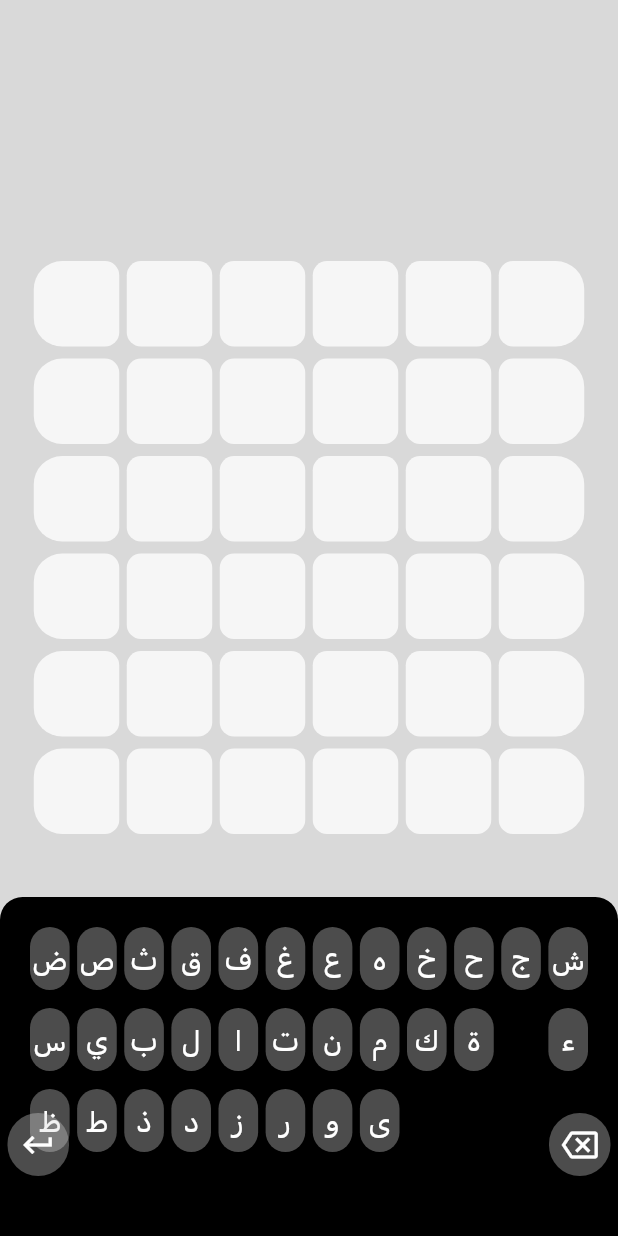
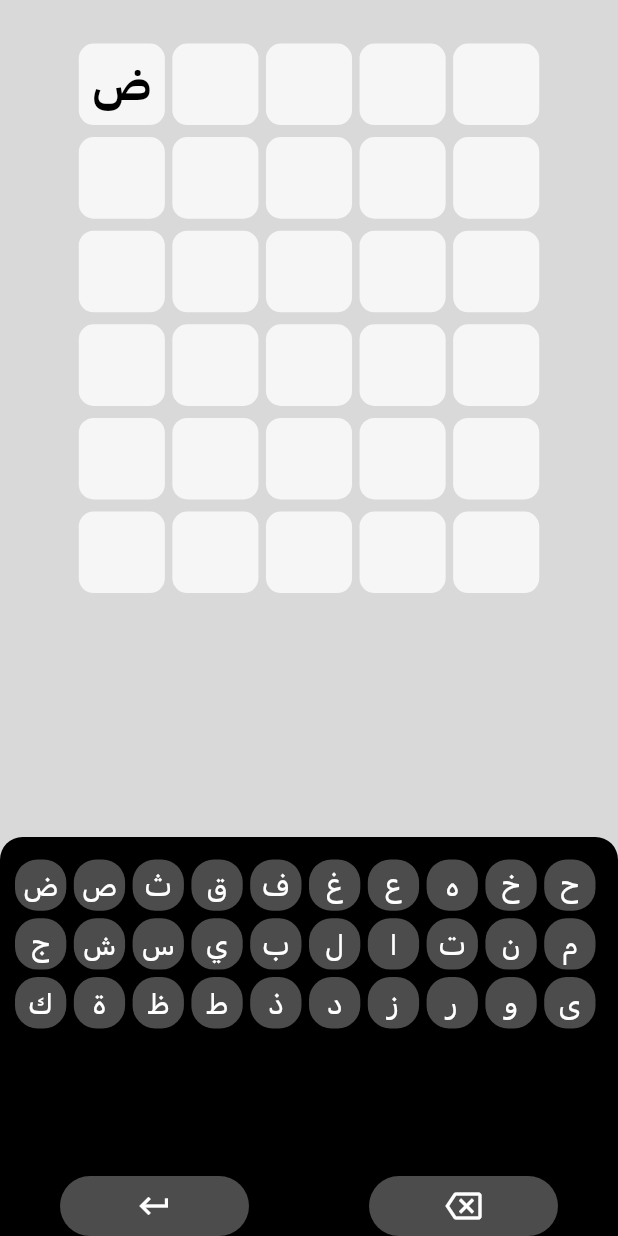
Before and after one commit to sof9816/kelma, a Flutter app: the screen it shows after launch, after a tap on an icon or button, on a phone screen of 412 x 824 dp. Run offline on Flutter 3.47's test engine with Material 2 defaults, Android fonts, the phone set to English and light mode, and no system bars.

Commit message:
:white_check_mark: done: keyboard actions
also add constants, removed the "ء" letter from the array, rebuilt the widget tree of TriesGrid, also rebuilt the widget tree of keyboard.

```diff
--- a/lib/home.dart
+++ b/lib/home.dart
@@ -11,36 +11,51 @@ class Home extends StatefulWidget {
 
 class _HomeState extends State<Home> {
   KeyboardController controller = KeyboardController();
+  TriesController triesController = TriesController();
+  List<String> letters = List<String>.filled(30, "");
+  var letterIndex = 0;
 
   @override
   void initState() {
     super.initState();
+    controller.typeAction = (letter) {
+      typeLetter(letter);
+    };
+    controller.removeAction = () {
+      removeLetter();
+    };
+    controller.enterAction = () {};
+  }
+
+  removeLetter() {
+    if (letterIndex > 0) letterIndex--;
+    setState(() {
+      letters[letterIndex] = "";
+    });
   }
 
   typeLetter(String letter) {
-    controller.keyboardAction = (letter) {
-      typeLetter(letter);
-    };
+    setState(() {
+      letters[letterIndex] = letter;
+    });
+    if (letterIndex < letters.length - 1) letterIndex++;
   }
 
   @override
   Widget build(BuildContext context) {
     return Scaffold(
-      // appBar: AppBar(),
-      body: Center(
-        child: Container(
-          color: const Color(0xFFD9D9D9),
-          child: Stack(
-            children: [
-              const Positioned(top: 150, left: 0, right: 0, child: TriesGrid()),
-              Positioned(
-                  bottom: 0,
-                  left: 0,
-                  right: 0,
-                  child: Keyboard(
-                    controller: controller,
-                  )),
-            ],
+      body: SafeArea(
+        child: Center(
+          child: Container(
+            color: const Color(0xFFD9D9D9),
+            child: Column(
+              children: [
+                Expanded(
+                  child: TriesGrid(letters: letters),
+                ),
+                Keyboard(controller: controller),
+              ],
+            ),
           ),
         ),
       ),
--- /dev/null
+++ b/lib/utils/constants.dart
@@ -0,0 +1,9 @@
+import 'package:flutter/material.dart';
+
+gScreenWidth(context) {
+  return MediaQuery.of(context).size.width;
+}
+
+gScreenHeight(context) {
+  return MediaQuery.of(context).size.height;
+}
--- a/lib/widgets/keyboard.dart
+++ b/lib/widgets/keyboard.dart
@@ -6,7 +6,7 @@ class Keyboard extends StatelessWidget {
   Keyboard({Key? key, this.controller}) : super(key: key);
 
   final String letters =
-      "ض0ص0ث0ق0ف0غ0ع0ه0خ0ح0ج0ش0س0ي0ب0ل0ا0ت0ن0م0ك0ة0ء0ظ0ط0ذ0د0ز0ر0و0ى";
+      "ض0ص0ث0ق0ف0غ0ع0ه0خ0ح0ج0ش0س0ي0ب0ل0ا0ت0ن0م0ك0ة0ظ0ط0ذ0د0ز0ر0و0ى";
 
   @override
   Widget build(BuildContext context) {
@@ -16,7 +16,7 @@ class Keyboard extends StatelessWidget {
   Widget keyboardGrid(context) {
     double height = (MediaQuery.of(context).size.height / 4) + 20;
     var lettersArray = letters.split("0");
-    return Stack(
+    return Column(
       children: [
         Container(
           height: height,
@@ -27,119 +27,120 @@ class Keyboard extends StatelessWidget {
                 topRight: Radius.circular(height / 15)),
           ),
           child: GridView.builder(
-              padding: const EdgeInsets.fromLTRB(20, 20, 20, 20),
-              gridDelegate: const SliverGridDelegateWithMaxCrossAxisExtent(
-                  maxCrossAxisExtent: 26,
-                  mainAxisExtent: 42,
-                  childAspectRatio: 26 / 42,
+              padding: const EdgeInsets.fromLTRB(10, 15, 15, 0),
+              gridDelegate: const SliverGridDelegateWithFixedCrossAxisCount(
+                crossAxisCount: 10,
+                mainAxisSpacing: 5,
                 crossAxisSpacing: 5,
-                  mainAxisSpacing: 12),
-              itemCount: lettersArray.length + 2,
+              ),
+              itemCount: lettersArray.length,
               itemBuilder: (BuildContext ctx, index) {
-                return GestureDetector(
-                  onTap: () {
-                    int newIndex = index + 1;
-                    int count = lettersArray.length;
-                    if (newIndex == 23 || newIndex == count + 2) {
-                      return;
-                    }
-                    if (controller?.keyboardAction != null) {
-                      controller?.keyboardAction!(lettersArray[newIndex]);
+                var letter = lettersArray[index];
+                if (letter.isEmpty) return const SizedBox();
+                return Material(
+                  color: Colors.transparent,
+                  child: Container(
+                    decoration: BoxDecoration(
+                      color: const Color.fromARGB(89, 217, 217, 217),
+                      borderRadius: BorderRadius.circular(15),
+                    ),
+                    child: TextButton(
+                      style: ButtonStyle(
+                        padding: MaterialStateProperty.all<EdgeInsets>(
+                          const EdgeInsets.all(0),
+                        ),
+                      ),
+                      onPressed: () {
+                        if (controller?.typeAction != null) {
+                          controller?.typeAction!(letter);
                         }
                       },
-                  child: Container(
-                    width: 29,
-                    height: 42,
-                    alignment: Alignment.center,
-                    decoration: BoxDecoration(
-                        color: getColor(index),
-                        borderRadius: BorderRadius.circular(15)),
-                    child: letterWidget(context, index, letters),
+                      child: Text(
+                        letter,
+                        style: Theme.of(context)
+                            .textTheme
+                            .bodyText1!
+                            .copyWith(fontSize: 20),
+                      ),
+                    ),
                   ),
                 );
               }),
         ),
-        Positioned(bottom: 40, left: 5, child: enterButton()),
-        Positioned(bottom: 40, right: 5, child: removeButton())
+        Container(
+          color: Colors.black,
+          child: Row(
+            children: [
+              enterButton(),
+              removeButton(),
+            ],
+          ),
+        )
       ],
     );
   }
 
-  Color getColor(index) {
-    int newIndex = index + 1;
-    int count = letters.split("0").length;
-    if (newIndex == 23 || newIndex == count + 2) {
-      return Colors.black;
-    } else {
-      return const Color.fromARGB(89, 217, 217, 217);
-    }
-  }
-
   Widget enterButton() {
-    return Container(
-      width: 41,
-      height: 42,
-      alignment: Alignment.center,
+    return Expanded(
+      child: Material(
+        color: Colors.transparent,
+        child: Container(
+          margin: const EdgeInsets.fromLTRB(40, 0, 40, 0),
+          height: 40,
           decoration: BoxDecoration(
               color: const Color.fromARGB(89, 217, 217, 217),
               borderRadius: BorderRadius.circular(22)),
           child: IconButton(
-        onPressed: () {},
+            onPressed: () {
+              if (controller?.enterAction != null) {
+                controller?.enterAction!();
+              }
+            },
             icon: const Icon(
               Icons.keyboard_return_outlined,
               color: Colors.white,
+            ),
+          ),
         ),
       ),
     );
   }
 
   Widget removeButton() {
-    return Container(
-      width: 41,
-      height: 42,
-      alignment: Alignment.center,
+    return Expanded(
+      child: Material(
+        color: Colors.transparent,
+        child: Container(
+          margin: const EdgeInsets.fromLTRB(40, 0, 40, 0),
+          height: 40,
           decoration: BoxDecoration(
               color: const Color.fromARGB(89, 217, 217, 217),
               borderRadius: BorderRadius.circular(22)),
           child: IconButton(
-        onPressed: () {},
+            onPressed: () {
+              if (controller?.removeAction != null) {
+                controller?.removeAction!();
+              }
+            },
             icon: const Icon(
               Icons.backspace_outlined,
               color: Colors.white,
             ),
           ),
-    );
-  }
-
-  Widget letterWidget(context, index, letters) {
-    int count = letters.split("0").length;
-    int newIndex = index + 1;
-    if (newIndex == 23) {
-      return const Text("");
-    }
-    if (newIndex == count + 2) {
-      return const Text("");
-    }
-    if (newIndex > 23 && newIndex < count + 2) {
-      return Text(
-        letters.split("0")[index - 1],
-        style: Theme.of(context).textTheme.bodyText1!.copyWith(fontSize: 20),
-      );
-    }
-    String letter = letters.split("0")[index];
-    return Text(
-      letter,
-      style: Theme.of(context).textTheme.bodyText1!.copyWith(fontSize: 20),
+        ),
+      ),
     );
   }
 }
 
-typedef KeyboardAction = Function(String value);
-
 class KeyboardController {
-  KeyboardAction? keyboardAction;
+  Function(String value)? typeAction;
+  Function()? removeAction;
+  Function()? enterAction;
 
   void dispose() {
-    keyboardAction = null;
+    typeAction = null;
+    removeAction = null;
+    enterAction = null;
   }
 }
--- a/lib/widgets/tries.dart
+++ b/lib/widgets/tries.dart
@@ -1,7 +1,19 @@
 import 'package:flutter/material.dart';
+import 'package:kelma/utils/constants.dart';
 
-class TriesGrid extends StatelessWidget {
-  const TriesGrid({Key? key}) : super(key: key);
+class TriesGrid extends StatefulWidget {
+  final List<String> letters;
+  TriesGrid({Key? key, required this.letters}) : super(key: key);
+
+  @override
+  State<TriesGrid> createState() => _TriesGridState();
+}
+
+class _TriesGridState extends State<TriesGrid> {
+  @override
+  void initState() {
+    super.initState();
+  }
 
   @override
   Widget build(BuildContext context) {
@@ -9,62 +21,40 @@ class TriesGrid extends StatelessWidget {
   }
 
   Widget triesGrid(context) {
-    List<Widget> rows = List.filled(6, triesRow(context));
-    return Center(
-      child: Padding(
-        padding: const EdgeInsets.all(20.0),
-        child: Column(children: rows),
-      ),
-    );
+    return GridView.builder(
+        padding: const EdgeInsets.fromLTRB(50, 25, 50, 0),
+        gridDelegate: const SliverGridDelegateWithFixedCrossAxisCount(
+          crossAxisCount: 5,
+        ),
+        itemCount: widget.letters.length,
+        itemBuilder: (BuildContext context, int index) {
+          var letter = widget.letters[index];
+          return letterBox(context, letter);
+        });
   }
 
-  Widget triesRow(context) {
-    List<Widget> boxes = triesRowCalculate(context);
-    return Row(
-      mainAxisAlignment: MainAxisAlignment.center,
-      children: boxes,
-    );
-  }
-
-  List<Widget> triesRowCalculate(context) {
-    double size = (MediaQuery.of(context).size.width - 70) / 6;
-    double borderRadius = size / 6;
-    double borderRadiusDouble = borderRadius * 2;
-    List<Widget> boxes = [
-      letterBox(
-          context,
-          [borderRadiusDouble, borderRadiusDouble, borderRadius, borderRadius],
-          size),
-    ];
-    boxes.addAll(List.filled(4, letterBox(context, [borderRadius], size)));
-    boxes.add(letterBox(
-        context,
-        [borderRadius, borderRadius, borderRadiusDouble, borderRadiusDouble],
-        size));
-    return boxes;
-  }
-
-  Widget letterBox(context, List<double> radius, size) {
-    if (radius.length == 1) {
-      radius = List.filled(4, radius[0]);
-    }
+  Widget letterBox(context, String letter) {
     return Container(
       margin: const EdgeInsets.fromLTRB(2.5, 4, 2.5, 4),
-      height: size,
-      width: size,
       alignment: Alignment.center,
-      decoration: BoxDecoration(
-        color: const Color(0xFFF6F6F6),
-        borderRadius: BorderRadius.only(
-            topLeft: Radius.circular(radius[0]),
-            bottomLeft: Radius.circular(radius[1]),
-            bottomRight: Radius.circular(radius[2]),
-            topRight: Radius.circular(radius[3])),
+      decoration: const BoxDecoration(
+        color: Color(0xFFF6F6F6),
+        borderRadius: BorderRadius.all(Radius.circular(10)),
       ),
       child: Text(
-        "",
+        letter,
         style: Theme.of(context).textTheme.headline1!.copyWith(fontSize: 30),
       ),
     );
   }
 }
+
+typedef TriesAction = Function(String value);
+
+class TriesController {
+  TriesAction? triesAction;
+
+  void dispose() {
+    triesAction = null;
+  }
+}
```
Lines whose indentation alone changed are shown as unchanged.
